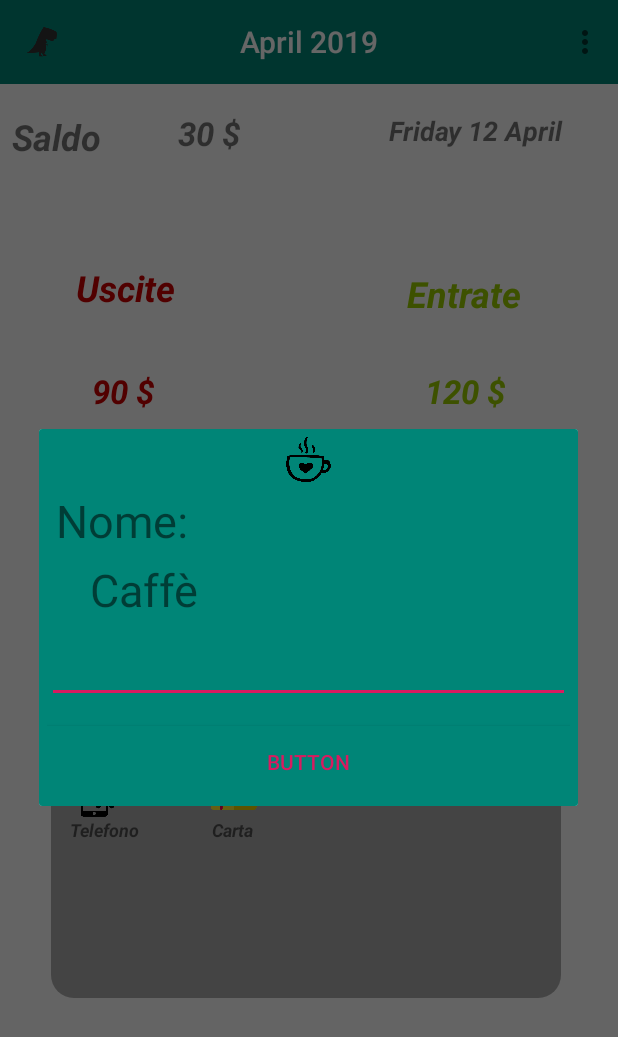
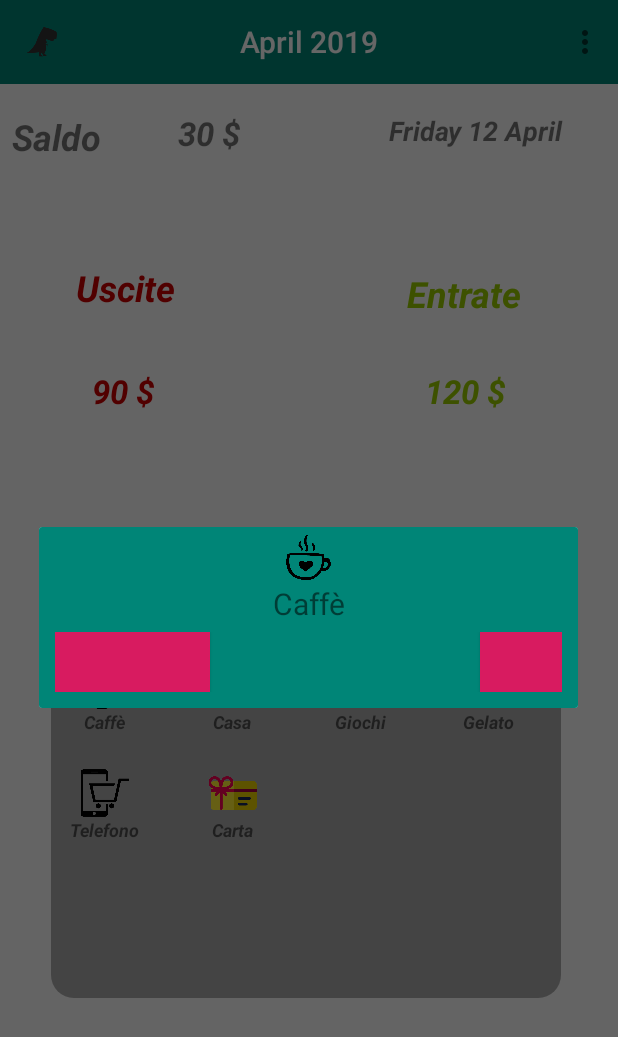
Before and after one commit to bigasp89/gestioneSpese, an Android app: the screen it shows after launch (MainActivity), after a tap on "Caffè", on a phone screen of 412 x 824 dp. Shown: the top 1037 px of the screen. Run offline under Robolectric (Android 15) with nearby library versions, the phone set to English and light mode, and no system bars; Roboto replaces fonts that are not available here.

Commit message:
POP_UP_2

```diff
--- a/app/src/main/java/com/example/gestionespese/MainActivity.java
+++ b/app/src/main/java/com/example/gestionespese/MainActivity.java
@@ -88,10 +88,8 @@ public class MainActivity extends AppCompatActivity {
                 //infalte layout
                 View myView = getLayoutInflater().inflate(R.layout.pop_up_layout_inserisci,null);
                 final TextView titoloSpesa = (TextView) myView.findViewById(R.id.titoloCatergoriaPassed);
-
                 ImageView iconaCategoria = (ImageView) myView.findViewById(R.id.iconaSpesa);
-                final EditText editText = (EditText) myView.findViewById(R.id.edit);
-                Button bottone = (Button) myView.findViewById(R.id.bottone);
+                Button bottone = (Button) myView.findViewById(R.id.btn_conferma);
 
                 //settiamo i valori all'interno del popUp
                 //dobbiamo passare, icona titolo
@@ -101,9 +99,7 @@ public class MainActivity extends AppCompatActivity {
                 bottone.setOnClickListener(new View.OnClickListener() {
                     @Override
                     public void onClick(View view) {
-                        if(!editText.getText().toString().isEmpty()){
-                            Toast.makeText(getApplicationContext(),"inserisci",Toast.LENGTH_LONG).show();
-                        }
+                        Toast.makeText(getApplicationContext(),"Conferma",Toast.LENGTH_LONG).show();
                     }
                 });
 
--- a/app/src/main/res/layout/pop_up_layout_inserisci.xml
+++ b/app/src/main/res/layout/pop_up_layout_inserisci.xml
@@ -15,41 +15,37 @@
         />
 
     <TextView
-        android:id="@+id/titoloCatergoriafixed"
-        android:layout_width="100dp"
+        android:id="@+id/titoloCatergoriaPassed"
+        android:layout_width="match_parent"
         android:layout_height="wrap_content"
-        android:layout_marginTop="5dp"
-        android:gravity="center"
-        android:text="Nome:"
-        android:textSize="30sp" />
-
-    <TextView
-        android:id="@+id/titoloCatergoriaPassed"
-        android:layout_width="129dp"
-        android:layout_height="wrap_content"
-        android:layout_marginTop="5dp"
+        android:layout_marginTop="2dp"
         android:gravity="center"
         android:text="Nome"
-        android:textSize="30sp" />
+        android:textSize="20sp" />
 
-    <EditText
-        android:id="@+id/edit"
+    <LinearLayout
         android:layout_width="match_parent"
         android:layout_height="wrap_content"
-        android:layout_marginTop="10dp"
-        android:gravity="center" />
-
-    <Button
-        android:id="@+id/bottone"
-        android:layout_width="match_parent"
-        android:layout_height="wrap_content"
-        android:layout_marginTop="15dp"
-        android:background="@color/colorPrimary"
-        android:gravity="center"
-        android:hint="suca"
-        android:text="button"
-        android:textColor="@color/colorAccent" />
-
-
+        android:orientation="horizontal"
+        android:padding="5dp">
+        <Button
+            android:id="@+id/btn_annulla"
+            android:layout_width="wrap_content"
+            android:layout_height="40dp"
+            android:background="@color/colorAccent"
+            android:padding="20dp"
+            android:text="Annulla"
+            android:textColor="@color/colorAccent"/>
+        <Button
+            android:id="@+id/btn_conferma"
+            android:layout_width="wrap_content"
+            android:layout_height="40dp"
+            android:background="@color/colorAccent"
+            android:padding="20dp"
+            android:layout_marginStart="180dp"
+            android:text="Conferma"
+            android:textColor="@color/colorPrimaryDark"
+            android:layout_marginLeft="100dp" />
+    </LinearLayout>
 
 </LinearLayout>
```
